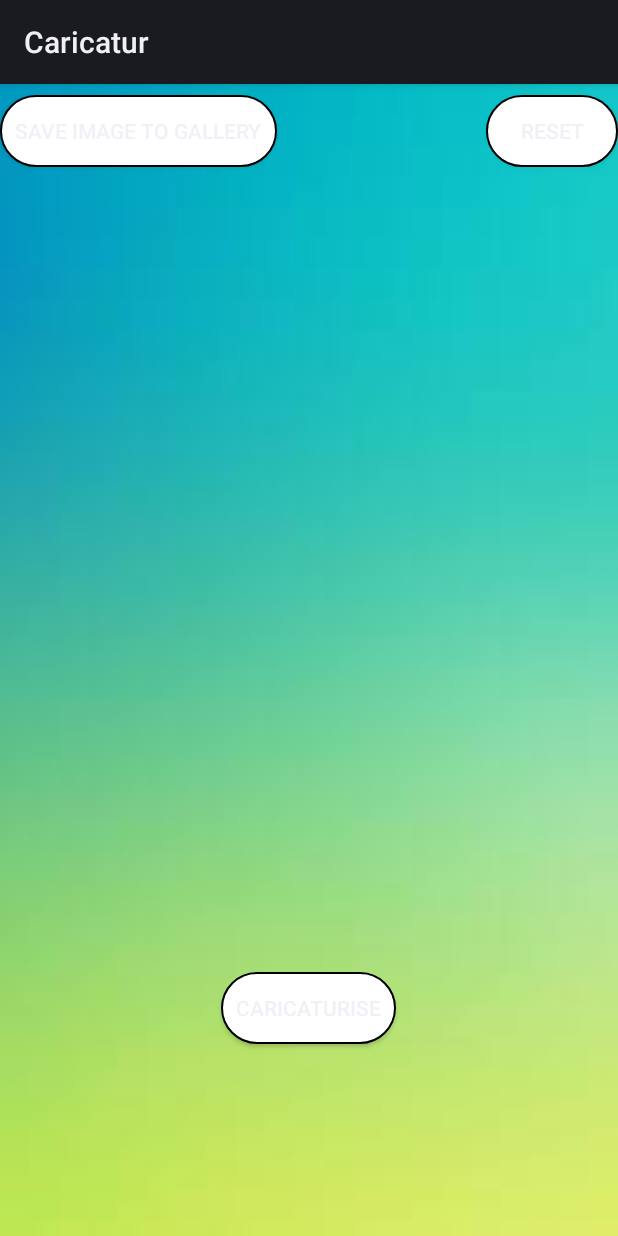
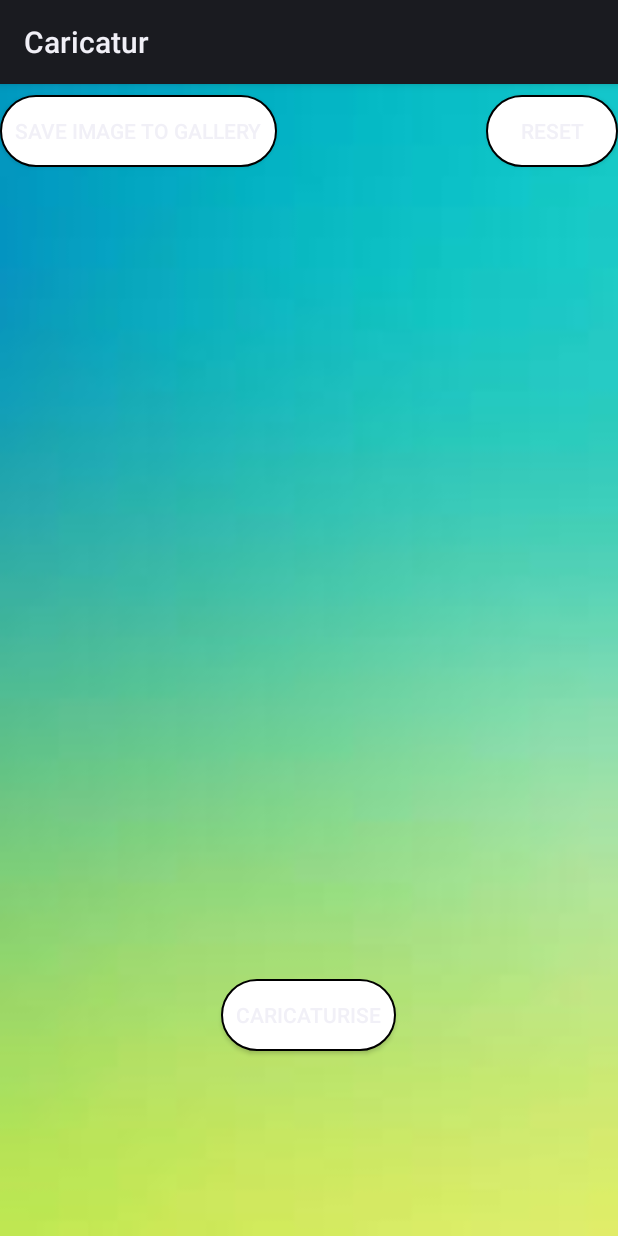
Before and after one commit to ericpostolache/caricatur, an Android app: the screen it shows after launch (ImageWorkActivity), on a phone screen of 412 x 824 dp. Run offline under Robolectric (Android 15) with nearby library versions, the phone set to English and light mode, and no system bars; libraries missing offline, so code that uses them is left out: com.google.android.gms, com.zomato.photofilters; 5 statements that could not run were skipped.

Commit message:
L-am facut. Spune-ti-mi daca va place ?

```diff
--- a/app/src/main/res/layout/image_work_activity.xml
+++ b/app/src/main/res/layout/image_work_activity.xml
@@ -22,7 +22,7 @@
         android:paddingRight="10dp"
         android:layout_centerHorizontal="true"
         android:layout_above="@id/filterScrollView"
-        android:layout_marginBottom="10dp"
+        android:layout_marginBottom="5dp"
     />
 
     <HorizontalScrollView
```
